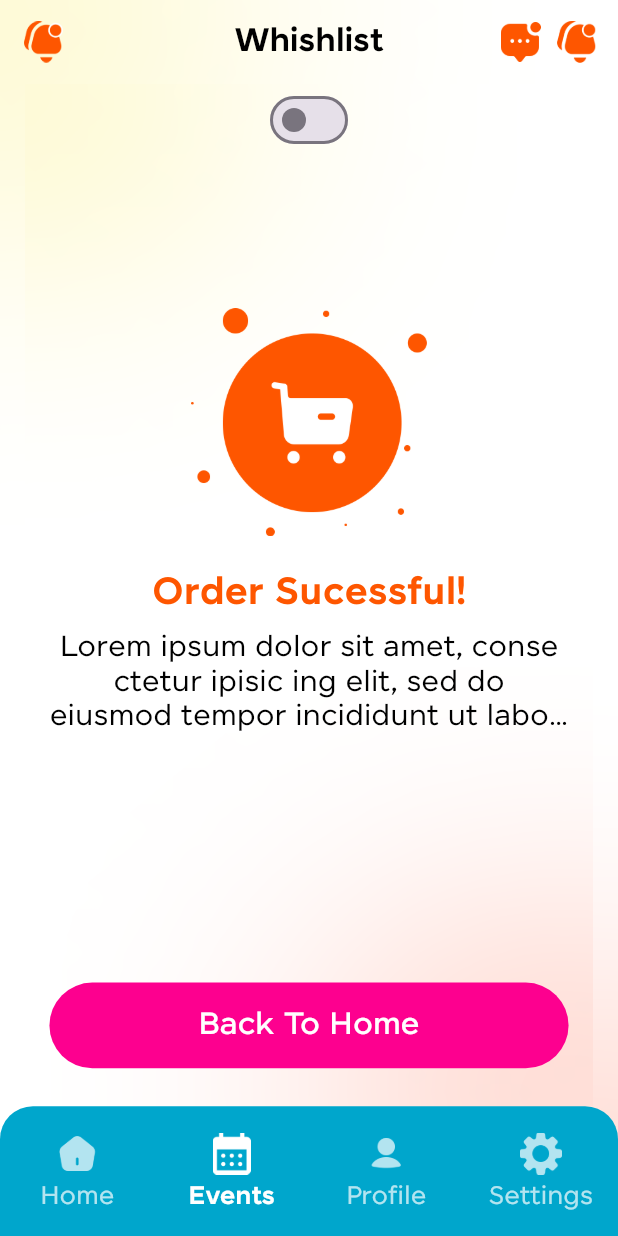
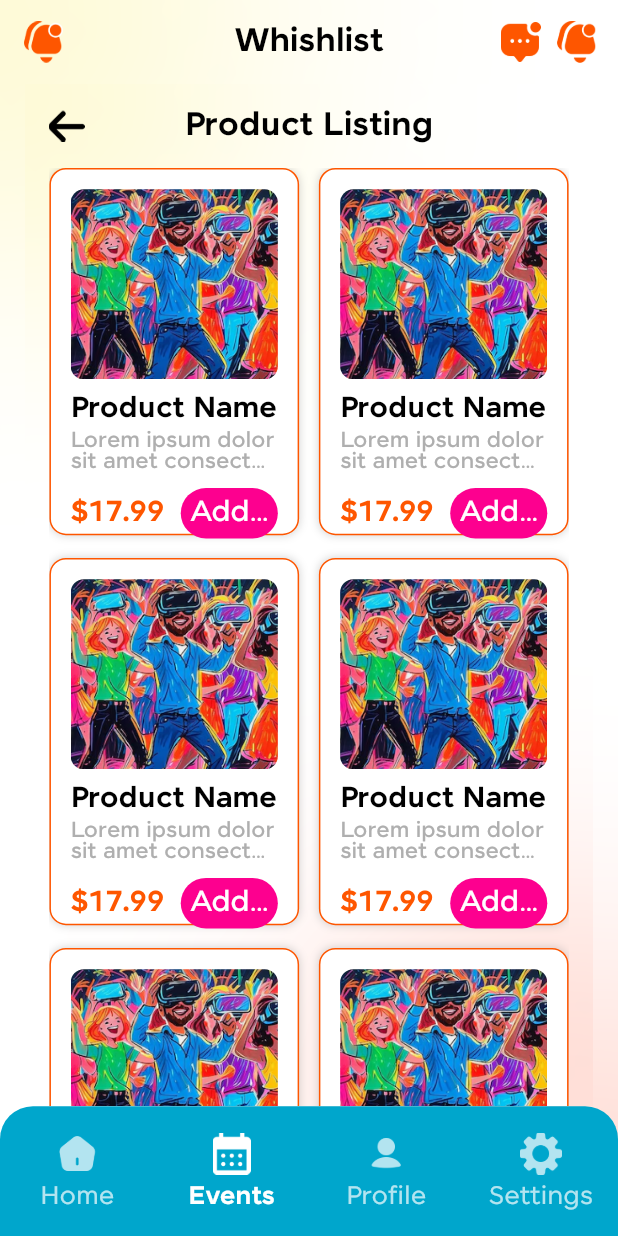
Before and after one commit to mannanshafique/art-gig, a Flutter app: the MainMenuScreen screen opened directly, item 2 of the bottom bar chosen, on a phone screen of 412 x 824 dp. Run offline on Flutter 3.47's test engine with Material 3 defaults, Android fonts, the phone set to English and light mode, and no system bars; our stand-ins replace another_flushbar, circular_countdown_timer, device_info_plus, dotted_border, dropdown_button2, entry and 13 more; missing offline and left inert: flutter_pin_code_fields; network calls fail.

Commit message:
initial office commit

```diff
--- a/lib/Module/MainMenu/Screen/main_menu_screen.dart
+++ b/lib/Module/MainMenu/Screen/main_menu_screen.dart
@@ -17,6 +17,7 @@ import '../../../Widgets/cs_drawer_widget.dart';
 import '../../../Widgets/custom_scaffold.dart';
 import '../../Event/Screen/host_profile.dart';
 import '../../PaymentCard/Screen/payment_method_screen.dart';
+import '../../Shop/Screen/product_listing.dart';
 import '../../order_sucess_screen.dart';
 import '../Controller/main_controller.dart';
 
@@ -33,7 +34,7 @@ class MainMenuScreen extends StatelessWidget {
 
   final List<Widget> screensList = [
     NoDataFoundWidget(),
-    OrderSuccessScreen(),
+    ProductListScreen(),
     HostProfileScreen(isFromMainMenu: true),
     SettingScreen(),
   ];
--- /dev/null
+++ b/lib/Module/Shop/Screen/product_listing.dart
@@ -0,0 +1,158 @@
+import 'package:artgig/Module/Shop/Screen/cart_screen.dart';
+import 'package:artgig/Utils/app_fonts.dart';
+import 'package:artgig/Utils/app_strings.dart';
+import 'package:artgig/Utils/asset_paths.dart';
+import 'package:artgig/Utils/extensions.dart';
+import 'package:artgig/Widgets/custom_button.dart';
+import 'package:artgig/Widgets/custom_scaffold.dart';
+import 'package:flutter/material.dart';
+import 'package:flutter_screenutil/flutter_screenutil.dart';
+import 'package:get/get.dart';
+
+import '../../../Utils/app_colors.dart';
+import '../../../Utils/app_constants.dart';
+import '../../../Widgets/cs_appbar.dart';
+import '../../../Widgets/cs_container_border.dart';
+import '../../../Widgets/custom_text.dart';
+
+class ProductListScreen extends StatelessWidget {
+  const ProductListScreen({super.key});
+
+  @override
+  Widget build(BuildContext context) {
+    return CustomScaffold(
+      appBar: customAppBar(
+          context: context, isLeadingBack: true, title: 'Product Listing'),
+      body: Column(
+        children: [
+          // Category Filters
+          // Container(
+          //   padding: EdgeInsets.symmetric(vertical: 8.h),
+          //   child: Row(
+          //     mainAxisAlignment: MainAxisAlignment.spaceEvenly,
+          //     children: List.generate(5, (index) {
+          //       return Column(
+          //         children: [
+          //           CircleAvatar(
+          //             radius: 30.r,
+          //             backgroundImage:
+          //                 AssetImage('assets/images/sample_image.jpg'),
+          //           ),
+          //           SizedBox(height: 8.h),
+          //           CustomText(
+          //             text: index == 0 ? "All" : "Lorem",
+          //             fontSize: 14,
+          //             fontColor: Colors.black,
+          //           ),
+          //         ],
+          //       );
+          //     }),
+          //   ),
+          // ),
+          Expanded(
+            child: GridView.builder(
+              gridDelegate: SliverGridDelegateWithFixedCrossAxisCount(
+                crossAxisCount: 2,
+                crossAxisSpacing: 12.w,
+                mainAxisSpacing: 12.h,
+                childAspectRatio: 0.68,
+              ),
+              itemCount: 8, // Example: 8 products
+              itemBuilder: (context, index) {
+                return ProductCard();
+              },
+            ),
+          ),
+        ],
+      ),
+    );
+  }
+}
+
+class ProductCard extends StatelessWidget {
+  const ProductCard({super.key});
+
+  @override
+  Widget build(BuildContext context) {
+    return CustomContainerBorderWidget(
+      padding: EdgeInsets.zero,
+      bgColor: Constants.isDarkTheme(context: context)
+          ? AppColors.TRANSPARENT_COLOR
+          : AppColors.WHITE_COLOR,
+      borderColor: Constants.isDarkTheme(context: context)
+          ? AppColors.WHITE_COLOR
+          : AppColors.ORANGE_COLOR,
+      borderRadius: 10.r,
+      oppacityValue: Constants.isDarkTheme(context: context) ? 0.0 : 0.4,
+      child: Padding(
+        padding: EdgeInsets.all(12.w),
+        child: Column(
+          crossAxisAlignment: CrossAxisAlignment.start,
+          children: [
+            // Product Image and Favorite Icon
+            Stack(
+              children: [
+                Container(
+                  height: 100.h,
+                  decoration: BoxDecoration(
+                    borderRadius: BorderRadius.circular(8.r),
+                    image: const DecorationImage(
+                      image: AssetImage(AssetPaths.TEMP_EVENT_IMAGES),
+                      fit: BoxFit.cover,
+                    ),
+                  ),
+                ),
+                // Positioned(
+                //   top: 8.h,
+                //   right: 8.w,
+                //   child: const Icon(Icons.favorite, color: Colors.red),
+                // ),
+              ],
+            ),
+            SizedBox(height: 8.h),
+            // Product Name
+            CustomText(
+              text: "Product Name",
+              fontSize: 16.sp,
+              fontFamily: AppFonts.JONES_BOLD,
+              fontColor: AppColors.BLACK_COLOR,
+            ),
+            SizedBox(height: 4.h),
+            // Product Description
+            CustomText(
+              text:
+                  "Lorem ipsum dolor sit amet consectetur adipiscing, elit congue...",
+              fontSize: 12.sp,
+              textAlign: TextAlign.start,
+              fontColor: AppColors.GREY_COLOR,
+              maxLines: 2,
+            ),
+            SizedBox(height: 8.h),
+            // Price and Add to Cart
+            Row(
+              mainAxisAlignment: MainAxisAlignment.spaceBetween,
+              children: [
+                CustomText(
+                  text: "\$17.99",
+                  fontSize: 16.sp,
+                  fontColor:
+                      Constants.primaryTitleTextThemeColor(context: context),
+                  fontFamily: AppFonts.JONES_BOLD,
+                ),
+                10.pw,
+                Expanded(
+                    child: CustomButton(
+                        verticalPadding: 5.h,
+                        horizontalPadding: 2.h,
+                        onTap: () {
+                          Get.to(CartScreen());
+                        },
+                        title: AppStrings.ADD_TO_CART))
+              ],
+            ),
+          ],
+        ),
+      ),
+    );
+  }
+}
--- a/lib/Widgets/custom_button.dart
+++ b/lib/Widgets/custom_button.dart
@@ -31,7 +31,7 @@ class CustomButton extends StatelessWidget {
     this.borderColor = AppColors.TRANSPARENT_COLOR,
     this.withBoxShadow = false,
     this.isGradientBg = true,
-    this.horizontalPadding = 5,
+    this.horizontalPadding,
     this.fontSize,
     this.containerColor = AppColors.PINK_COLOR,
     this.width = AppSize.fullScreenWidth,
@@ -58,6 +58,7 @@ class CustomButton extends StatelessWidget {
             border: Border.all(color: borderColor)),
         child: Padding(
           padding: EdgeInsets.symmetric(
+              horizontal: horizontalPadding ?? 0,
               vertical: verticalPadding ?? AppPadding.buttonVerticalPadding),
           child: haveIcon == true
               ? Row(
--- a/lib/main.dart
+++ b/lib/main.dart
@@ -17,6 +17,7 @@ import 'Module/Event/Screen/event_details_screen.dart';
 import 'Module/Event/Screen/event_listing.dart';
 import 'Module/Event/Screen/host_profile.dart';
 import 'Module/MainMenu/Screen/main_menu_screen.dart';
+import 'Module/Shop/Screen/product_listing.dart';
 import 'Utils/app_colors.dart';
 import 'Utils/app_constants.dart';
 import 'Utils/app_routers.dart';
@@ -58,8 +59,9 @@ class MyApp extends StatelessWidget {
                     theme: AppThemes.lightTheme,
                     darkTheme: AppThemes.darkTheme,
                     // onGenerateRoute: AppRouter.onGenerateRoute,
-                    // home: PreLoginScreen()
-                    home: MainMenuScreen());
+                    home: ProductListScreen()
+                    // home: MainMenuScreen()
+                    );
               });
         });
   }
```
Also changed, not shown: lib/Module/Shop/Screen/cart_screen.dart (added, +249 -0 lines).
